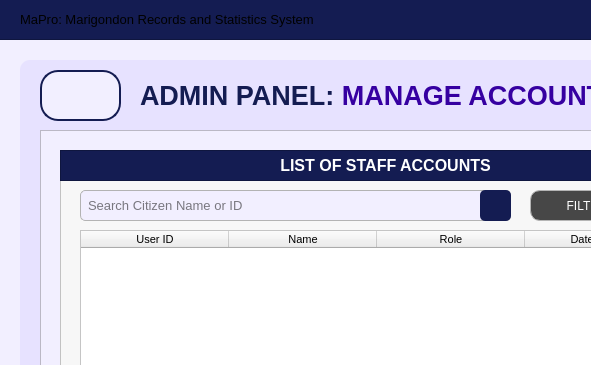
Before: the Qt Designer form Resources/UIs/AdminPages/ManageAccounts/manageaccounts.ui in Yohhannn/Barangay-Records-Statistics-System, drawn with Qt 5; both pictures show x 0 to 591 and y 0 to 365 of the 1350 by 850 pixel window.
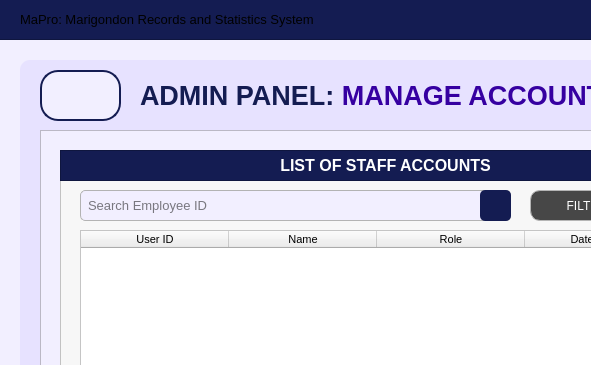
After: the same form once the commit is applied. Icons and pictures are not drawn.

```diff
--- a/Resources/UIs/AdminPages/ManageAccounts/manageaccounts.ui
+++ b/Resources/UIs/AdminPages/ManageAccounts/manageaccounts.ui
@@ -316,7 +316,7 @@
        <string/>
       </property>
       <property name="placeholderText">
-       <string>Search Citizen Name or ID</string>
+       <string>Search Employee ID</string>
       </property>
      </widget>
      <widget class="QPushButton" name="buttonSearch">
```
